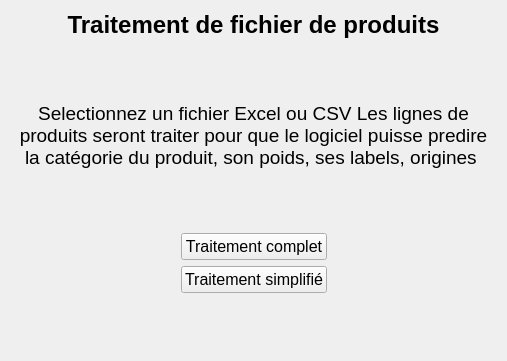
Above: gui/Traitement_selecteur.ui from WallaceVBB/EpiData before the change. Below: the same form after it.
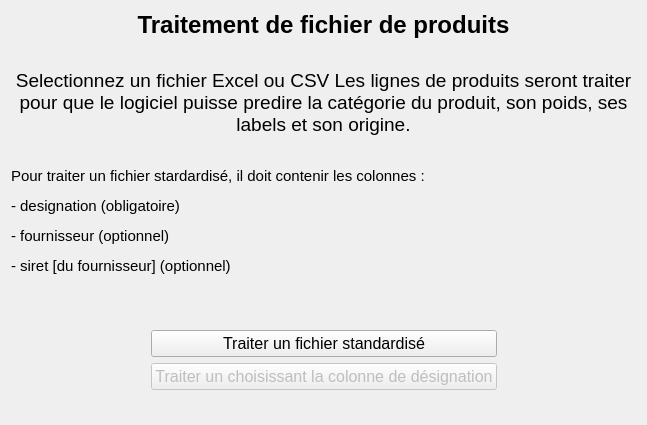
That is the form after the change.

Commit message: Add parameter to go bac to last pages of each sub navigation process and modify n_traitement_selecteur

```diff
--- a/gui/Traitement_selecteur.ui
+++ b/gui/Traitement_selecteur.ui
@@ -6,8 +6,8 @@
    <rect>
     <x>0</x>
     <y>0</y>
-    <width>507</width>
-    <height>361</height>
+    <width>647</width>
+    <height>425</height>
    </rect>
   </property>
   <property name="sizePolicy">
@@ -51,7 +51,7 @@
       <number>0</number>
      </property>
      <property name="text">
-      <string>&lt;html&gt;&lt;head/&gt;&lt;body&gt;&lt;p align=&quot;center&quot;&gt;&lt;span style=&quot; font-size:14pt;&quot;&gt;Selectionnez un fichier Excel ou CSV Les lignes de produits seront traiter pour que le logiciel puisse predire la catégorie du produit, son poids, ses labels, origines &lt;/span&gt;&lt;/p&gt;&lt;/body&gt;&lt;/html&gt;</string>
+      <string>&lt;html&gt;&lt;head/&gt;&lt;body&gt;&lt;p align=&quot;center&quot;&gt;&lt;span style=&quot; font-size:14pt;&quot;&gt;Selectionnez un fichier Excel ou CSV Les lignes de produits seront traiter pour que le logiciel puisse predire la catégorie du produit, son poids, ses labels et son origine.&lt;/span&gt;&lt;/p&gt;&lt;/body&gt;&lt;/html&gt;</string>
      </property>
      <property name="wordWrap">
       <bool>true</bool>
@@ -64,6 +64,42 @@
      </property>
     </widget>
    </item>
+   <item>
+    <spacer name="verticalSpacer_4">
+     <property name="orientation">
+      <enum>Qt::Orientation::Vertical</enum>
+     </property>
+     <property name="sizeHint" stdset="0">
+      <size>
+       <width>20</width>
+       <height>40</height>
+      </size>
+     </property>
+    </spacer>
+   </item>
+   <item>
+    <widget class="QLabel" name="label_3">
+     <property name="text">
+      <string>&lt;html&gt;&lt;head/&gt;&lt;body&gt;&lt;p&gt;&lt;span style=&quot; font-size:11pt;&quot;&gt;Pour traiter un fichier stardardisé, il doit contenir les colonnes :&lt;/span&gt;&lt;/p&gt;&lt;p&gt;&lt;span style=&quot; font-size:11pt;&quot;&gt;- designation (obligatoire)&lt;/span&gt;&lt;/p&gt;&lt;p&gt;&lt;span style=&quot; font-size:11pt;&quot;&gt;- fournisseur (optionnel)&lt;/span&gt;&lt;/p&gt;&lt;p&gt;&lt;span style=&quot; font-size:11pt;&quot;&gt;- siret [du fournisseur] (optionnel)&lt;/span&gt;&lt;/p&gt;&lt;/body&gt;&lt;/html&gt;</string>
+     </property>
+     <property name="wordWrap">
+      <bool>true</bool>
+     </property>
+    </widget>
+   </item>
+   <item>
+    <spacer name="verticalSpacer_5">
+     <property name="orientation">
+      <enum>Qt::Orientation::Vertical</enum>
+     </property>
+     <property name="sizeHint" stdset="0">
+      <size>
+       <width>20</width>
+       <height>40</height>
+      </size>
+     </property>
+    </spacer>
+   </item>
    <item>
     <spacer name="verticalSpacer">
      <property name="orientation">
@@ -80,9 +116,12 @@
    <item>
     <layout class="QGridLayout" name="gridLayout">
      <item row="1" column="1">
-      <widget class="QPushButton" name="b_Traitement_simplifie">
+      <widget class="QPushButton" name="b_Traitement_Choix">
+       <property name="enabled">
+        <bool>false</bool>
+       </property>
        <property name="text">
-        <string>Traitement simplifié</string>
+        <string>Traiter un choisissant la colonne de désignation</string>
        </property>
        <attribute name="buttonGroup">
         <string notr="true">buttonGroup</string>
@@ -92,7 +131,7 @@
      <item row="0" column="1">
       <widget class="QPushButton" name="b_Traitement_complet">
        <property name="text">
-        <string>Traitement complet</string>
+        <string>Traiter un fichier standardisé</string>
        </property>
        <attribute name="buttonGroup">
         <string notr="true">buttonGroup</string>
```
Left out of the diff: 2 changed lines with no effect on the pictures. The commit also changes 2 other files.
